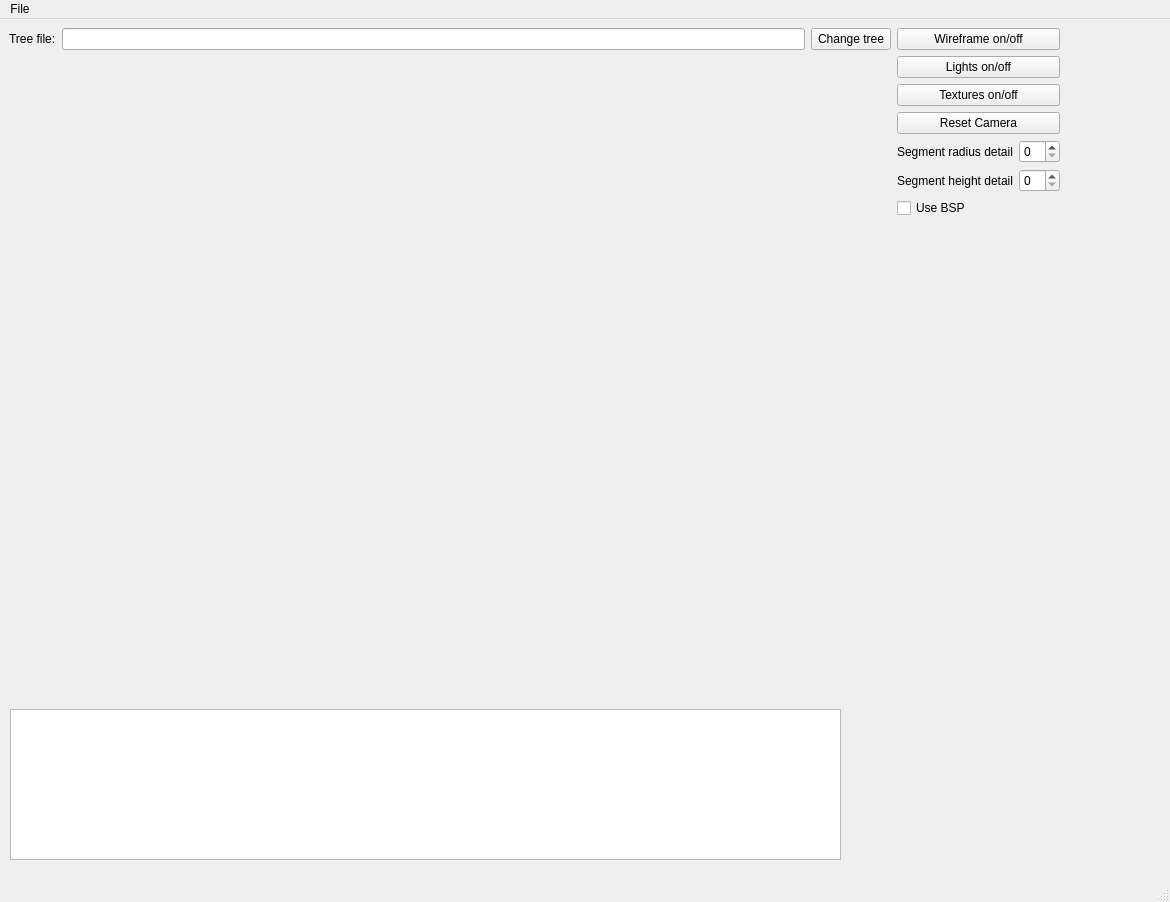
Above: qt-workbench/qt_wb.ui from lignumsystem/lignum-core before the change. Below: the same form after it.
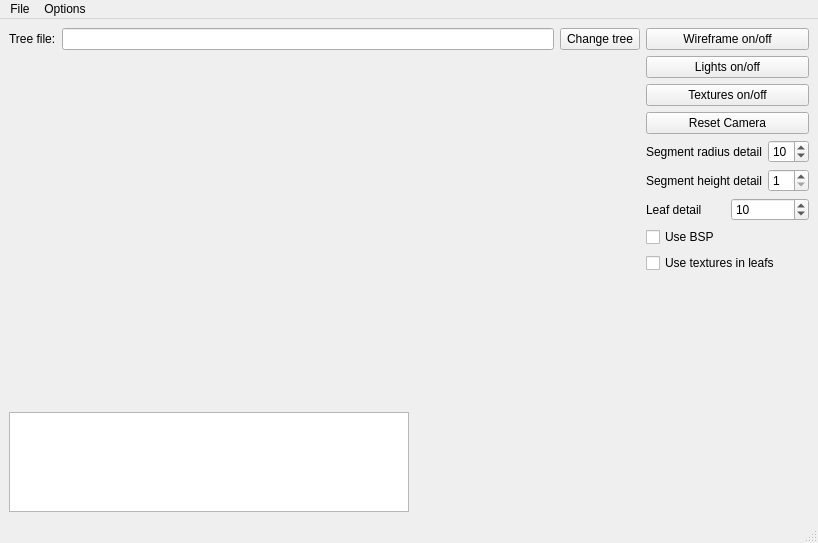
That is the form after the change. Icons and pictures are not drawn. Custom widgets are drawn as their Qt base class.

What changed in the file:
```diff
--- a/qt-workbench/qt_wb.ui
+++ b/qt-workbench/qt_wb.ui
@@ -8,8 +8,8 @@
    <rect>
     <x>0</x>
     <y>0</y>
-    <width>1170</width>
-    <height>902</height>
+    <width>818</width>
+    <height>543</height>
    </rect>
   </property>
   <property name="mouseTracking" >
@@ -19,15 +19,23 @@
    <string>MainWindow</string>
   </property>
   <widget class="QWidget" name="centralwidget" >
+   <layout class="QHBoxLayout" >
+    <property name="margin" >
+     <number>9</number>
+    </property>
+    <property name="spacing" >
+     <number>6</number>
+    </property>
+    <item>
+     <layout class="QVBoxLayout" >
+      <property name="margin" >
+       <number>0</number>
+      </property>
+      <property name="spacing" >
+       <number>6</number>
+      </property>
+      <item>
    <widget class="QWidget" name="widget" >
-    <property name="geometry" >
-     <rect>
-      <x>9</x>
-      <y>9</y>
-      <width>1051</width>
-      <height>671</height>
-     </rect>
-    </property>
     <layout class="QHBoxLayout" >
      <property name="margin" >
       <number>0</number>
@@ -146,7 +154,14 @@
           </widget>
          </item>
          <item>
-          <widget class="QSpinBox" name="spinBox" />
+              <widget class="QSpinBox" name="spinBox" >
+               <property name="minimum" >
+                <number>3</number>
+               </property>
+               <property name="value" >
+                <number>10</number>
+               </property>
+              </widget>
          </item>
         </layout>
        </item>
@@ -166,7 +181,44 @@
           </widget>
          </item>
          <item>
-          <widget class="QSpinBox" name="spinBox_2" />
+              <widget class="QSpinBox" name="spinBox_2" >
+               <property name="minimum" >
+                <number>1</number>
+               </property>
+               <property name="value" >
+                <number>1</number>
+               </property>
+              </widget>
+             </item>
+            </layout>
+           </item>
+           <item>
+            <layout class="QHBoxLayout" >
+             <property name="margin" >
+              <number>0</number>
+             </property>
+             <property name="spacing" >
+              <number>6</number>
+             </property>
+             <item>
+              <widget class="QLabel" name="label_4" >
+               <property name="text" >
+                <string>Leaf detail</string>
+               </property>
+              </widget>
+             </item>
+             <item>
+              <widget class="QSpinBox" name="spinBox_3" >
+               <property name="minimum" >
+                <number>4</number>
+               </property>
+               <property name="singleStep" >
+                <number>2</number>
+               </property>
+               <property name="value" >
+                <number>10</number>
+               </property>
+              </widget>
          </item>
         </layout>
        </item>
@@ -180,6 +232,13 @@
          </property>
         </widget>
        </item>
+           <item>
+            <widget class="QCheckBox" name="checkBox_2" >
+             <property name="text" >
+              <string>Use textures in leafs</string>
+             </property>
+            </widget>
+           </item>
        <item>
         <spacer>
          <property name="orientation" >
@@ -197,33 +256,72 @@
      </item>
     </layout>
    </widget>
+      </item>
+      <item>
+       <layout class="QHBoxLayout" >
+        <property name="margin" >
+         <number>0</number>
+        </property>
+        <property name="spacing" >
+         <number>6</number>
+        </property>
+        <item>
    <widget class="QTextBrowser" name="textBrowser" >
-    <property name="geometry" >
-     <rect>
-      <x>10</x>
-      <y>690</y>
-      <width>831</width>
-      <height>151</height>
-     </rect>
-    </property>
-   </widget>
+          <property name="maximumSize" >
+           <size>
+            <width>16777215</width>
+            <height>100</height>
+           </size>
+          </property>
+         </widget>
+        </item>
+        <item>
+         <spacer>
+          <property name="orientation" >
+           <enum>Qt::Horizontal</enum>
+          </property>
+          <property name="sizeHint" >
+           <size>
+            <width>201</width>
+            <height>21</height>
+           </size>
+          </property>
+         </spacer>
+        </item>
+       </layout>
+      </item>
+     </layout>
+    </item>
+   </layout>
   </widget>
   <widget class="QMenuBar" name="menubar" >
    <property name="geometry" >
     <rect>
      <x>0</x>
      <y>0</y>
-     <width>1170</width>
+     <width>818</width>
      <height>22</height>
     </rect>
    </property>
+   <widget class="QMenu" name="menuValikko" >
+    <property name="title" >
+     <string>valikko</string>
+    </property>
+   </widget>
    <widget class="QMenu" name="menuFile" >
     <property name="title" >
      <string>File</string>
     </property>
     <addaction name="actionQuit" />
    </widget>
+   <widget class="QMenu" name="menuOptions" >
+    <property name="title" >
+     <string>Options</string>
+    </property>
+    <addaction name="actionVisualization_settings" />
+   </widget>
    <addaction name="menuFile" />
+   <addaction name="menuOptions" />
   </widget>
   <widget class="QStatusBar" name="statusbar" />
   <action name="actionFsd" >
```
Left out of the diff: 112 changed lines with no effect on the pictures. Lines whose indentation alone changed are shown as unchanged.
